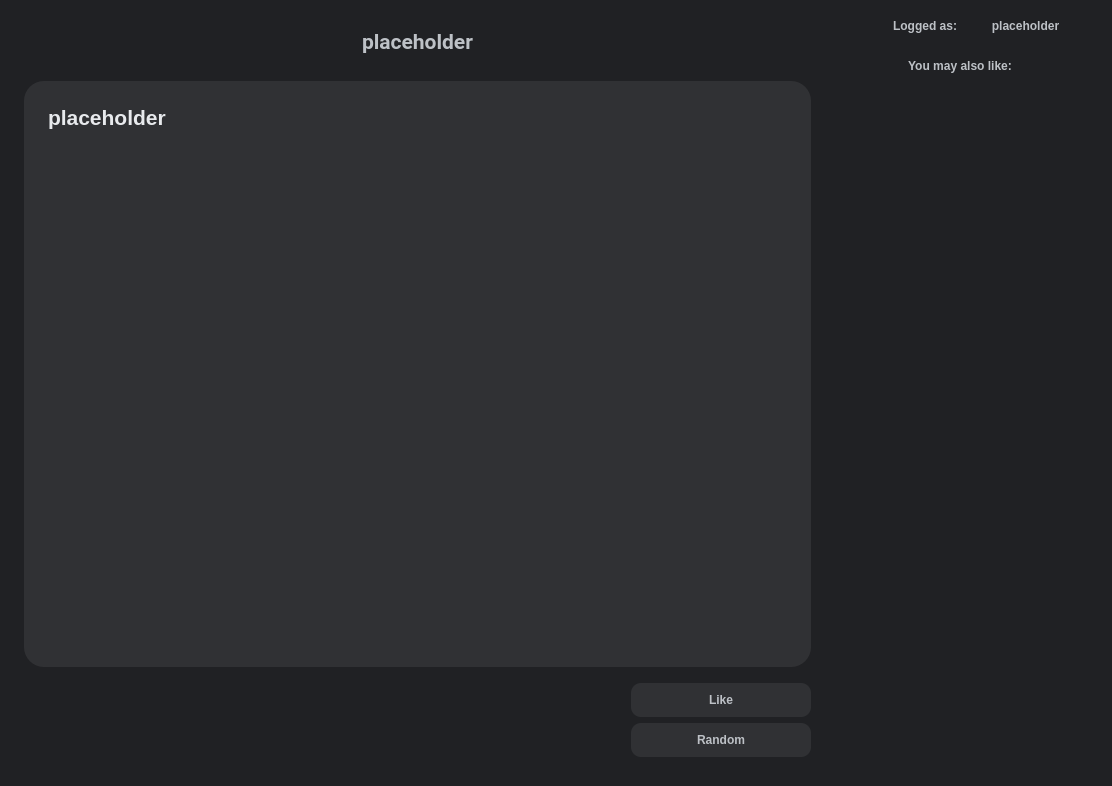
Above: client/src/ui/mainWindow.ui from korotkovandrew/2048MP before the change. Below: the same form after it.
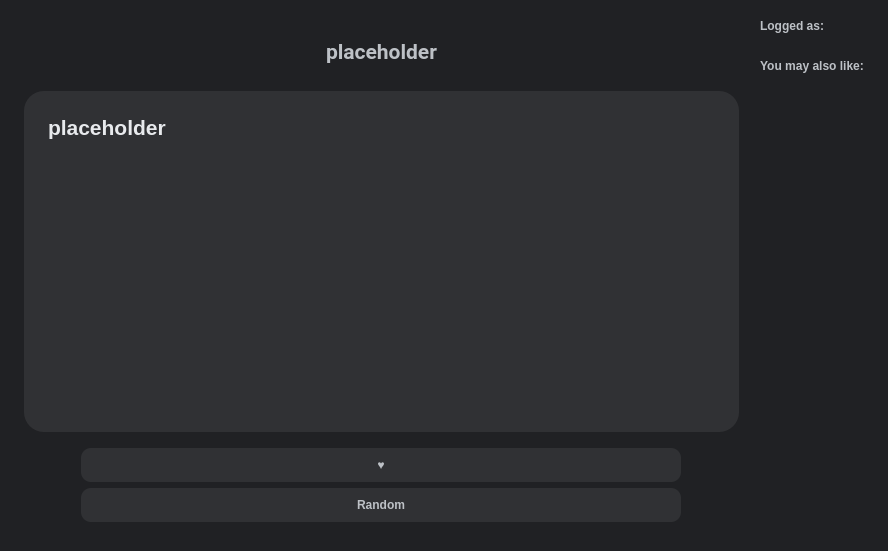
That is the form after the change.

The edit to the form file:
```diff
--- a/client/src/ui/mainWindow.ui
+++ b/client/src/ui/mainWindow.ui
@@ -6,8 +6,8 @@
    <rect>
     <x>0</x>
     <y>0</y>
-    <width>1112</width>
-    <height>786</height>
+    <width>888</width>
+    <height>551</height>
    </rect>
   </property>
   <property name="sizePolicy">
@@ -87,7 +87,7 @@
           <property name="sizeHint" stdset="0">
            <size>
             <width>20</width>
-            <height>20</height>
+            <height>30</height>
            </size>
           </property>
          </spacer>
@@ -127,7 +127,7 @@
         <item>
          <widget class="QTextBrowser" name="articleText">
           <property name="sizePolicy">
-           <sizepolicy hsizetype="Minimum" vsizetype="Minimum">
+           <sizepolicy hsizetype="Expanding" vsizetype="Expanding">
             <horstretch>0</horstretch>
             <verstretch>1</verstretch>
            </sizepolicy>
@@ -167,52 +167,66 @@
         </item>
         <item>
          <layout class="QGridLayout" name="gridLayout_2">
-          <item row="3" column="1">
+          <item row="1" column="0">
+           <widget class="QPushButton" name="likeButton">
+            <property name="sizePolicy">
+             <sizepolicy hsizetype="Expanding" vsizetype="Fixed">
+              <horstretch>0</horstretch>
+              <verstretch>0</verstretch>
+             </sizepolicy>
+            </property>
+            <property name="maximumSize">
+             <size>
+              <width>600</width>
+              <height>34</height>
+             </size>
+            </property>
+            <property name="text">
+             <string>♥</string>
+            </property>
+            <property name="checkable">
+             <bool>false</bool>
+            </property>
+           </widget>
+          </item>
+          <item row="0" column="0">
+           <spacer name="verticalSpacer_6">
+            <property name="orientation">
+             <enum>Qt::Vertical</enum>
+            </property>
+            <property name="sizeHint" stdset="0">
+             <size>
+              <width>20</width>
+              <height>10</height>
+             </size>
+            </property>
+           </spacer>
+          </item>
+          <item row="3" column="0">
            <widget class="QPushButton" name="randomArticleButton">
+            <property name="sizePolicy">
+             <sizepolicy hsizetype="Expanding" vsizetype="Fixed">
+              <horstretch>0</horstretch>
+              <verstretch>0</verstretch>
+             </sizepolicy>
+            </property>
             <property name="minimumSize">
              <size>
               <width>180</width>
               <height>34</height>
              </size>
             </property>
+            <property name="maximumSize">
+             <size>
+              <width>600</width>
+              <height>34</height>
+             </size>
+            </property>
             <property name="text">
              <string>Random</string>
             </property>
            </widget>
           </item>
-          <item row="3" column="0">
-           <spacer name="horizontalSpacer">
-            <property name="orientation">
-             <enum>Qt::Horizontal</enum>
-            </property>
-            <property name="sizeHint" stdset="0">
-             <size>
-              <width>40</width>
-              <height>20</height>
-             </size>
-            </property>
-           </spacer>
-          </item>
-          <item row="1" column="1">
-           <widget class="QPushButton" name="likeButton">
-            <property name="text">
-             <string>Like</string>
-            </property>
-           </widget>
-          </item>
-          <item row="0" column="1">
-           <spacer name="verticalSpacer_6">
-            <property name="orientation">
-             <enum>Qt::Vertical</enum>
-            </property>
-            <property name="sizeHint" stdset="0">
-             <size>
-              <width>20</width>
-              <height>10</height>
-             </size>
-            </property>
-           </spacer>
-          </item>
          </layout>
         </item>
         <item>
@@ -250,28 +264,34 @@
        </spacer>
       </item>
       <item>
-       <layout class="QGridLayout" name="gridLayout" rowstretch="0,0,0,0,0,1" rowminimumheight="0,0,0,0,0,1">
+       <layout class="QGridLayout" name="gridLayout" rowstretch="0,0,0,0,0">
         <property name="sizeConstraint">
          <enum>QLayout::SetDefaultConstraint</enum>
         </property>
-        <item row="0" column="0">
-         <spacer name="verticalSpacer">
+        <item row="2" column="0">
+         <spacer name="verticalSpacer_5">
           <property name="orientation">
            <enum>Qt::Vertical</enum>
           </property>
           <property name="sizeType">
-           <enum>QSizePolicy::Minimum</enum>
+           <enum>QSizePolicy::Fixed</enum>
           </property>
           <property name="sizeHint" stdset="0">
            <size>
             <width>20</width>
-            <height>10</height>
+            <height>20</height>
            </size>
           </property>
          </spacer>
         </item>
         <item row="1" column="0">
          <widget class="QLabel" name="label_2">
+          <property name="sizePolicy">
+           <sizepolicy hsizetype="Preferred" vsizetype="Fixed">
+            <horstretch>0</horstretch>
+            <verstretch>0</verstretch>
+           </sizepolicy>
+          </property>
           <property name="text">
            <string>Logged as:</string>
           </property>
@@ -285,6 +305,12 @@
           <property name="enabled">
            <bool>true</bool>
           </property>
+          <property name="sizePolicy">
+           <sizepolicy hsizetype="Preferred" vsizetype="Fixed">
+            <horstretch>0</horstretch>
+            <verstretch>0</verstretch>
+           </sizepolicy>
+          </property>
           <property name="styleSheet">
            <string notr="true"/>
           </property>
@@ -296,44 +322,54 @@
           </property>
          </widget>
         </item>
+        <item row="0" column="0">
+         <spacer name="verticalSpacer">
+          <property name="orientation">
+           <enum>Qt::Vertical</enum>
+          </property>
+          <property name="sizeType">
+           <enum>QSizePolicy::Fixed</enum>
+          </property>
+          <property name="sizeHint" stdset="0">
+           <size>
+            <width>20</width>
+            <height>10</height>
+           </size>
+          </property>
+         </spacer>
+        </item>
         <item row="1" column="1">
          <widget class="QLabel" name="nicknameLabel">
+          <property name="styleSheet">
+           <string notr="true">color: #315ae3;</string>
+          </property>
           <property name="text">
-           <string>placeholder</string>
+           <string/>
           </property>
           <property name="alignment">
            <set>Qt::AlignCenter</set>
           </property>
          </widget>
         </item>
-        <item row="2" column="0">
-         <spacer name="verticalSpacer_5">
-          <property name="orientation">
-           <enum>Qt::Vertical</enum>
+        <item row="4" column="0" colspan="2">
+         <layout class="QVBoxLayout" name="recomendationsLayout">
+          <property name="sizeConstraint">
+           <enum>QLayout::SetDefaultConstraint</enum>
           </property>
-          <property name="sizeHint" stdset="0">
-           <size>
-            <width>20</width>
-            <height>20</height>
-           </size>
-          </property>
-         </spacer>
-        </item>
-        <item row="5" column="0" colspan="2">
-         <widget class="QListView" name="recomView">
-          <property name="enabled">
-           <bool>true</bool>
-          </property>
-          <property name="frameShape">
-           <enum>QFrame::NoFrame</enum>
-          </property>
-          <property name="frameShadow">
-           <enum>QFrame::Plain</enum>
-          </property>
-          <property name="lineWidth">
-           <number>1</number>
-          </property>
-         </widget>
+          <item>
+           <spacer name="verticalSpacer_7">
+            <property name="orientation">
+             <enum>Qt::Vertical</enum>
+            </property>
+            <property name="sizeHint" stdset="0">
+             <size>
+              <width>20</width>
+              <height>40</height>
+             </size>
+            </property>
+           </spacer>
+          </item>
+         </layout>
         </item>
        </layout>
       </item>
```
